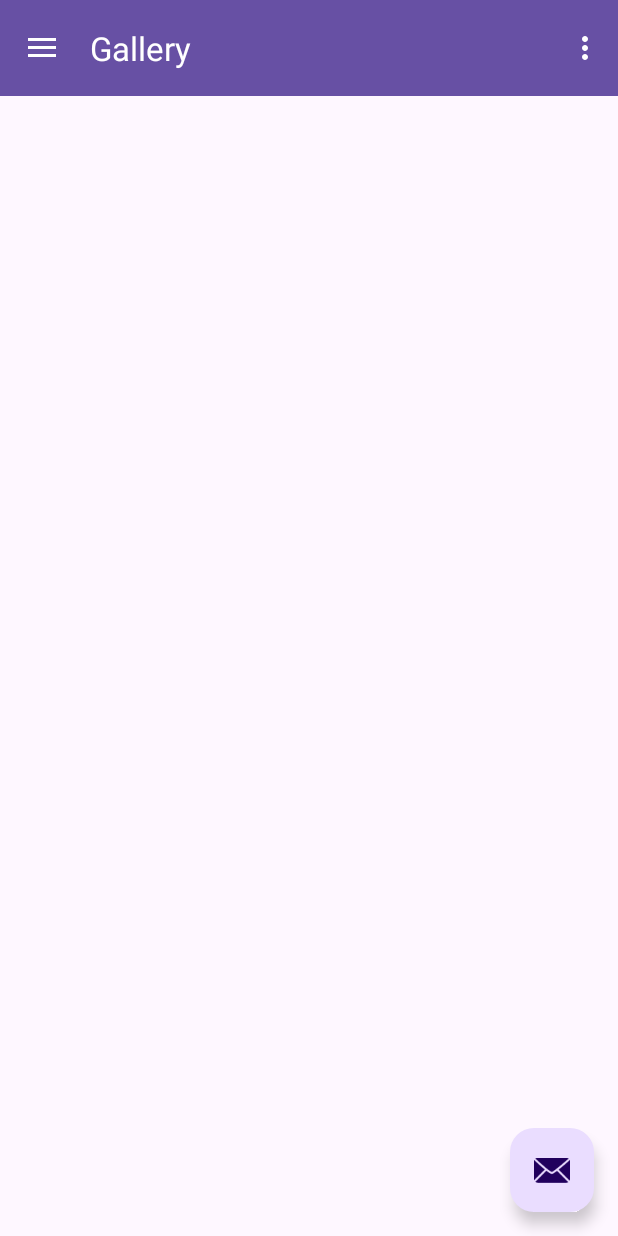
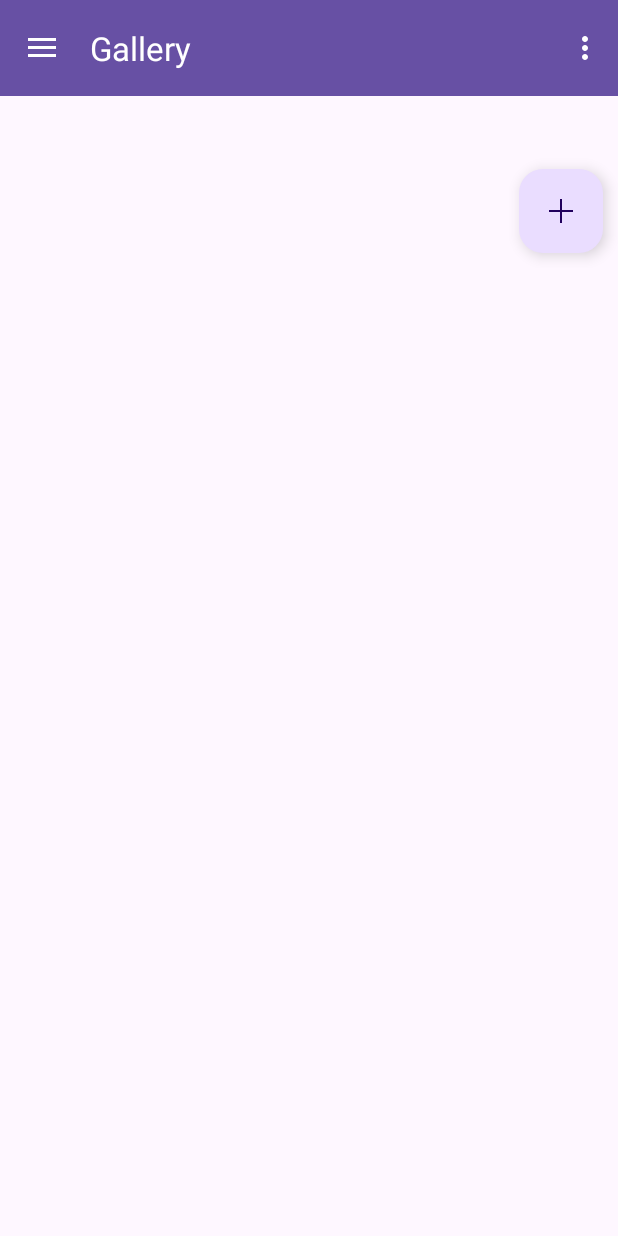
Before and after one commit to ErrorAboutError/ForActorWithRepetition, an Android app: the screen it shows after launch (ActivityWithDrawerNavigation), in the side drawer, after a tap on "Галерея", on a phone screen of 412 x 824 dp. Run offline under Robolectric (Android 15) with nearby library versions, the phone set to English and light mode, and no system bars; our stand-ins replace Room's generated code, navigation-ui; libraries missing offline, so code that uses them is left out: com.yandex.mapkit, com.yandex.runtime; 9 statements that could not run were skipped.

Commit message:
Добавлены уведомления.

```diff
--- a/app/src/main/java/com/example/foractorwithrepetition/ActivityWithDrawerNavigation.kt
+++ b/app/src/main/java/com/example/foractorwithrepetition/ActivityWithDrawerNavigation.kt
@@ -120,10 +120,6 @@ private fun canScheduleExactAlarms(): Boolean {
 
         setSupportActionBar(binding.appBarActivityWithDrawerNavigation.toolbar)
 
-        binding.appBarActivityWithDrawerNavigation.fab.setOnClickListener { view ->
-            Snackbar.make(view, "Replace with your own action", Snackbar.LENGTH_LONG)
-                .setAction("Action", null).show()
-        }
         val drawerLayout: DrawerLayout = binding.drawerLayout
         val navView: NavigationView = binding.navView
         val navController =
--- a/app/src/main/java/com/example/foractorwithrepetition/MainActivity.kt
+++ b/app/src/main/java/com/example/foractorwithrepetition/MainActivity.kt
@@ -115,7 +115,7 @@ class MainActivity : AppCompatActivity() {
         }
 
         alarmManager.setExact(AlarmManager.RTC_WAKEUP, calendar.timeInMillis, alarmIntent)
-        rehearsalViewModel.insert(Rehearsal(name = name, time = "${timePicker.hour}:${timePicker.minute}"))
+        //rehearsalViewModel.insert(Rehearsal(name = name, time = "${timePicker.hour}:${timePicker.minute}", date = "42", activated = true))
         findViewById<EditText>(R.id.rehearsalName).text.clear()
     }
 
--- a/app/src/main/java/com/example/foractorwithrepetition/RehearsalDao.kt
+++ b/app/src/main/java/com/example/foractorwithrepetition/RehearsalDao.kt
@@ -4,6 +4,8 @@ import androidx.room.Dao
 import androidx.room.Delete
 import androidx.room.Insert
 import androidx.room.Query
+import androidx.room.Update
+
 // Интерфейс для доступа к БД
 @Dao
 interface RehearsalDao {
@@ -15,4 +17,7 @@ interface RehearsalDao {
 
     @Delete
     suspend fun delete(rehearsal: Rehearsal)
+
+    @Query("UPDATE rehearsals SET activated = :activate WHERE id = :id + 1")
+    suspend fun update(id: Long, activate: Boolean)
 }
--- a/app/src/main/java/com/example/foractorwithrepetition/RehearsalViewModel.kt
+++ b/app/src/main/java/com/example/foractorwithrepetition/RehearsalViewModel.kt
@@ -12,7 +12,7 @@ class RehearsalViewModel(application: Application) : AndroidViewModel(applicatio
     private val database: AppDatabase
 
     init {
-        database = Room.databaseBuilder(application, AppDatabase::class.java, "rehearsal-db").build()
+        database = Room.databaseBuilder(application, AppDatabase::class.java, "rehearsalv1.12-db").build()
         rehearsalDao = database.rehearsalDao()
     }
 
@@ -20,6 +20,11 @@ class RehearsalViewModel(application: Application) : AndroidViewModel(applicatio
         emit(rehearsalDao.getAllRehearsals())
     }
 
+    fun updateActivation(position: Long, activated: Boolean){
+        viewModelScope.launch {
+            rehearsalDao.update(position, activated)
+        }
+    }
     fun insert(rehearsal: Rehearsal) {
         viewModelScope.launch {
             rehearsalDao.insert(rehearsal)
--- a/app/src/main/java/com/example/foractorwithrepetition/ui/gallery/GalleryFragment.kt
+++ b/app/src/main/java/com/example/foractorwithrepetition/ui/gallery/GalleryFragment.kt
@@ -1,17 +1,23 @@
 package com.example.foractorwithrepetition.ui.gallery
 
+
 import android.os.Bundle
+import android.util.Log
 import android.view.LayoutInflater
 import android.view.View
 import android.view.ViewGroup
-import android.widget.TextView
 import androidx.fragment.app.Fragment
 import androidx.lifecycle.ViewModelProvider
+import androidx.recyclerview.widget.LinearLayoutManager
+import com.example.foractorwithrepetition.RehearsalAdapter
+import com.example.foractorwithrepetition.RehearsalViewModel
 import com.example.foractorwithrepetition.databinding.FragmentGalleryBinding
 
 class GalleryFragment : Fragment() {
 
     private var _binding: FragmentGalleryBinding? = null
+    private lateinit var rehearsalViewModel: RehearsalViewModel
+
 
     // This property is only valid between onCreateView and
     // onDestroyView.
@@ -24,7 +30,7 @@ class GalleryFragment : Fragment() {
     ): View {
         val galleryViewModel =
             ViewModelProvider(this).get(GalleryViewModel::class.java)
-
+        rehearsalViewModel = ViewModelProvider(this).get(RehearsalViewModel::class.java)
         _binding = FragmentGalleryBinding.inflate(inflater, container, false)
         val root: View = binding.root
 
@@ -39,4 +45,21 @@ class GalleryFragment : Fragment() {
         super.onDestroyView()
         _binding = null
     }
+
+    fun addRehearsalButtonClick(view: View){
+        // Добавить переход на HomeFragment
+    }
+
+    override fun onResume() {
+        super.onResume()
+        // Загрузка Rehearsal
+        rehearsalViewModel.getAllRehearsals().observe(viewLifecycleOwner) { rehearsals ->
+            val rehearsalAdapter = RehearsalAdapter(rehearsals.toMutableList())
+            rehearsalAdapter.updateRehearsals(rehearsals)
+            _binding!!.rehearsalList.adapter = rehearsalAdapter
+            rehearsalAdapter.rehearsalViewModel = this.rehearsalViewModel
+            Log.i("update", "!!!")
+            _binding!!.rehearsalList.layoutManager = LinearLayoutManager(this.context)
+        }
+    }
 }
--- a/app/src/main/java/com/example/foractorwithrepetition/ui/home/HomeFragment.kt
+++ b/app/src/main/java/com/example/foractorwithrepetition/ui/home/HomeFragment.kt
@@ -10,6 +10,7 @@ import android.content.Context
 import android.content.Intent
 import android.os.Build
 import android.os.Bundle
+import android.util.Log
 import android.view.LayoutInflater
 import android.view.View
 import android.view.ViewGroup
@@ -26,6 +27,7 @@ import com.example.foractorwithrepetition.RehearsalAdapter
 import com.example.foractorwithrepetition.RehearsalViewModel
 import com.example.foractorwithrepetition.databinding.FragmentHomeBinding
 import com.yandex.mapkit.MapKitFactory
+import com.yandex.mapkit.Time
 import com.yandex.mapkit.geometry.Point
 import com.yandex.mapkit.map.MapObjectTapListener
 import com.yandex.runtime.image.ImageProvider
@@ -40,6 +42,7 @@ class HomeFragment : Fragment() {
     private lateinit var rehearsalViewModel: RehearsalViewModel
     private lateinit var rehearsalAdapter: RehearsalAdapter
     private val REQUEST_LOCATION_PERMISSION = 1
+    var code = 0
 
     private val binding get() = _binding!!
     //val binding = FragmentHomeBinding.inflate(inflater, container, false)
@@ -81,7 +84,9 @@ class HomeFragment : Fragment() {
         binding.addButton.setOnClickListener { onAddButtonClicked() }
         rehearsalViewModel.getAllRehearsals().observe(viewLifecycleOwner) { rehearsals ->
             rehearsalAdapter = RehearsalAdapter(rehearsals.toMutableList())
+
             rehearsalAdapter.updateRehearsals(rehearsals)
+            code = rehearsals.size + 1
         }
         return root
     }
@@ -132,14 +137,13 @@ class HomeFragment : Fragment() {
                         }
                     }
                 }
-
                 val alarmIntent = Intent(requireContext(), AlarmReceiver::class.java).apply {
                     putExtra("rehearsal_name", name)
                 }.let {
-                    PendingIntent.getBroadcast(requireContext(), System.currentTimeMillis().toInt(), it, PendingIntent.FLAG_UPDATE_CURRENT or PendingIntent.FLAG_IMMUTABLE )
+                    PendingIntent.getBroadcast(requireContext(), code++, it, PendingIntent.FLAG_UPDATE_CURRENT or PendingIntent.FLAG_IMMUTABLE )
                 }
                 alarmManager.setExact(AlarmManager.RTC_WAKEUP, calendar.timeInMillis, alarmIntent)
-                rehearsalViewModel.insert(Rehearsal(name = name, time = "${binding.timePicker.hour}:${binding.timePicker.minute}"))
+                rehearsalViewModel.insert(Rehearsal(name = name, time = "${binding.timePicker.hour}:${binding.timePicker.minute}", date = "${binding.rehearsalDate.text}", timeInMiles = calendar.timeInMillis, activated = true))
                 binding.rehearsalName.text.clear()
                 binding.rehearsalDate.text.clear()
                 binding.coordinate.text.clear()
@@ -227,13 +231,8 @@ class HomeFragment : Fragment() {
         }
     }
 
-
-
-
     override fun onDestroyView() {
         super.onDestroyView()
         _binding = null
     }
-
-
 }
--- a/app/src/main/res/layout/app_bar_activity_with_drawer_navigation.xml
+++ b/app/src/main/res/layout/app_bar_activity_with_drawer_navigation.xml
@@ -5,31 +5,26 @@
     android:layout_width="match_parent"
     android:layout_height="match_parent"
     tools:context=".ActivityWithDrawerNavigation">
-
+    <ScrollView
+        android:layout_width="match_parent"
+        android:layout_height="match_parent">
+        <LinearLayout
+            android:layout_width="match_parent"
+            android:layout_height="match_parent"
+            android:orientation="vertical">
             <com.google.android.material.appbar.AppBarLayout
                 android:layout_width="match_parent"
                 android:layout_height="wrap_content"
                 android:theme="@style/Theme.ForActorWithRepetition.AppBarOverlay">
-
                 <androidx.appcompat.widget.Toolbar
                     android:id="@+id/toolbar"
                     android:layout_width="match_parent"
                     android:layout_height="?attr/actionBarSize"
                     android:background="?attr/colorPrimary"
                     app:popupTheme="@style/Theme.ForActorWithRepetition.PopupOverlay" />
-
             </com.google.android.material.appbar.AppBarLayout>
 
             <include layout="@layout/content_activity_with_drawer_navigation" />
-
-    <com.google.android.material.floatingactionbutton.FloatingActionButton
-        android:id="@+id/fab"
-        android:layout_width="wrap_content"
-        android:layout_height="wrap_content"
-        android:layout_gravity="bottom|end"
-        android:layout_marginEnd="@dimen/fab_margin"
-        android:layout_marginBottom="16dp"
-        app:srcCompat="@android:drawable/ic_dialog_email"
-        android:contentDescription="TODO" />
-
+        </LinearLayout>
+    </ScrollView>
 </androidx.coordinatorlayout.widget.CoordinatorLayout>
--- a/app/src/main/res/layout/fragment_gallery.xml
+++ b/app/src/main/res/layout/fragment_gallery.xml
@@ -17,4 +17,20 @@
         android:id="@+id/rehearsalTime"
         android:layout_width="wrap_content"
         android:layout_height="wrap_content" />
+    <androidx.recyclerview.widget.RecyclerView
+        android:layout_width="match_parent"
+        android:layout_height="wrap_content"
+        android:id="@+id/rehearsalList"
+        android:layout_weight="1"
+        android:orientation="vertical">
+    </androidx.recyclerview.widget.RecyclerView>
+    <com.google.android.material.floatingactionbutton.FloatingActionButton
+        android:layout_width="wrap_content"
+        android:layout_height="wrap_content"
+        android:id="@+id/addPehearsalButton"
+        android:layout_gravity="bottom|right"
+        android:src="@drawable/plus"
+        android:layout_margin="10dp">
+
+    </com.google.android.material.floatingactionbutton.FloatingActionButton>
 </LinearLayout>
```
Also changed, not shown: app/src/main/java/com/example/foractorwithrepetition/Rehearsal.kt (+6 -1 lines), app/src/main/java/com/example/foractorwithrepetition/RehearsalAdapter.kt (+67 -4 lines), app/src/main/res/layout/fragment_home.xml (+9 -1 lines), app/src/main/res/layout/item_rehearsal.xml (deleted, +0 -17 lines). Lines whose indentation alone changed are shown as unchanged.
